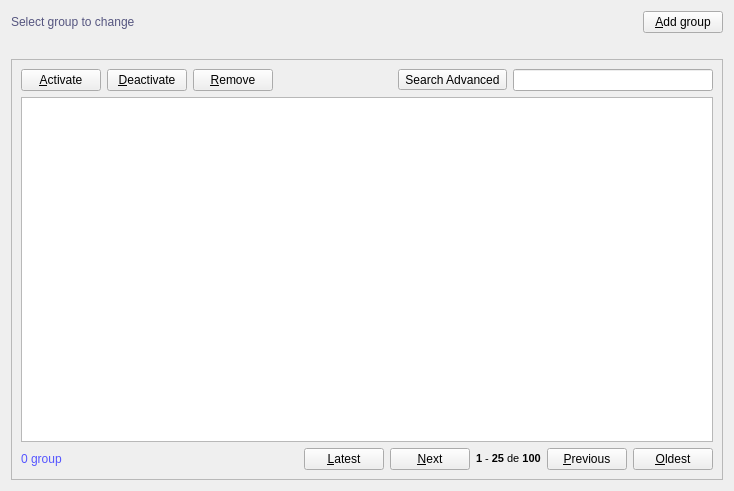
Above: code/c++/gui/qt4/app-auth-and-session/src/resources/ui/group.ui from nycholas/nycholas before the change. Below: the same form after it.
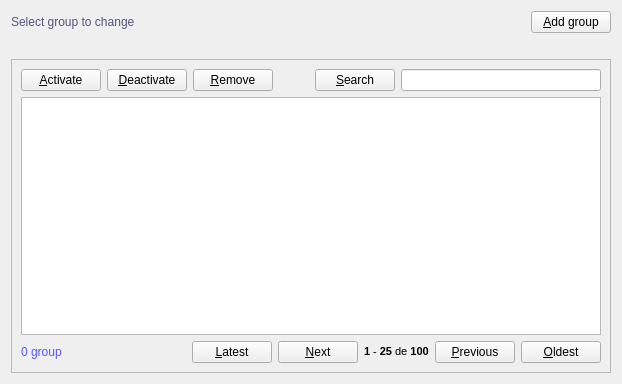
That is the form after the change. Icons and pictures are not drawn.

Patch:
```diff
--- a/code/c++/gui/qt4/app-auth-and-session/src/resources/ui/group.ui
+++ b/code/c++/gui/qt4/app-auth-and-session/src/resources/ui/group.ui
@@ -6,8 +6,8 @@
    <rect>
     <x>0</x>
     <y>0</y>
-    <width>734</width>
-    <height>491</height>
+    <width>622</width>
+    <height>384</height>
    </rect>
   </property>
   <property name="windowTitle">
@@ -137,9 +137,9 @@
          </spacer>
         </item>
         <item>
-         <widget class="QToolButton" name="searchAdvancedToolButton">
+         <widget class="QPushButton" name="searchAdvancedPushButton">
           <property name="text">
-           <string>Search Advanced</string>
+           <string>&amp;Search</string>
           </property>
           <property name="icon">
            <iconset resource="../../../crud-2/resources/ui/resources.qrc">
@@ -149,7 +149,7 @@
            <string>Ctrl+K</string>
           </property>
           <property name="checkable">
-           <bool>true</bool>
+           <bool>false</bool>
           </property>
          </widget>
         </item>
```
Left out of the diff: 30 changed lines with no effect on the pictures.
